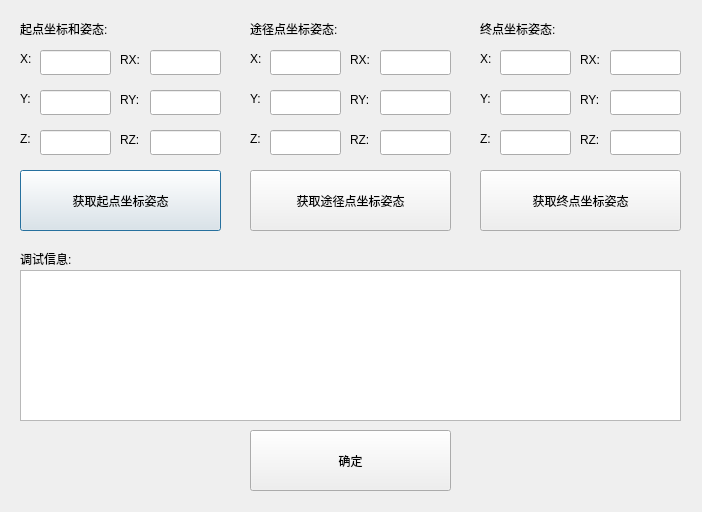
Qt form setmovecdlg.ui (qubo188612/qtwelding) before a commit.
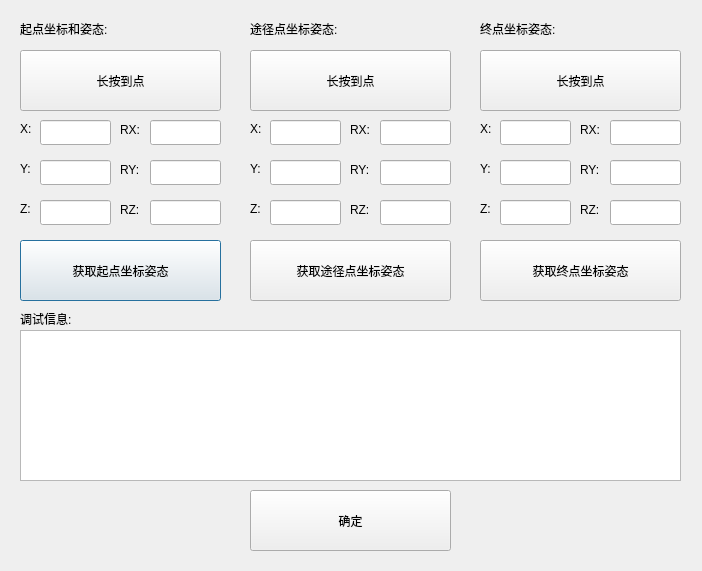
The same form after that commit.

The edit to the form file:
```diff
--- a/setmovecdlg.ui
+++ b/setmovecdlg.ui
@@ -7,7 +7,7 @@
     <x>0</x>
     <y>0</y>
     <width>702</width>
-    <height>512</height>
+    <height>571</height>
    </rect>
   </property>
   <property name="windowTitle">
@@ -30,7 +30,7 @@
    <property name="geometry">
     <rect>
      <x>500</x>
-     <y>90</y>
+     <y>160</y>
      <width>71</width>
      <height>25</height>
     </rect>
@@ -40,7 +40,7 @@
    <property name="geometry">
     <rect>
      <x>480</x>
-     <y>90</y>
+     <y>160</y>
      <width>16</width>
      <height>17</height>
     </rect>
@@ -53,7 +53,7 @@
    <property name="geometry">
     <rect>
      <x>610</x>
-     <y>90</y>
+     <y>160</y>
      <width>71</width>
      <height>25</height>
     </rect>
@@ -63,7 +63,7 @@
    <property name="geometry">
     <rect>
      <x>350</x>
-     <y>130</y>
+     <y>200</y>
      <width>31</width>
      <height>20</height>
     </rect>
@@ -76,7 +76,7 @@
    <property name="geometry">
     <rect>
      <x>250</x>
-     <y>130</y>
+     <y>200</y>
      <width>16</width>
      <height>17</height>
     </rect>
@@ -89,7 +89,7 @@
    <property name="geometry">
     <rect>
      <x>500</x>
-     <y>130</y>
+     <y>200</y>
      <width>71</width>
      <height>25</height>
     </rect>
@@ -99,7 +99,7 @@
    <property name="geometry">
     <rect>
      <x>150</x>
-     <y>130</y>
+     <y>200</y>
      <width>71</width>
      <height>25</height>
     </rect>
@@ -109,7 +109,7 @@
    <property name="geometry">
     <rect>
      <x>250</x>
-     <y>90</y>
+     <y>160</y>
      <width>16</width>
      <height>17</height>
     </rect>
@@ -122,7 +122,7 @@
    <property name="geometry">
     <rect>
      <x>350</x>
-     <y>90</y>
+     <y>160</y>
      <width>31</width>
      <height>20</height>
     </rect>
@@ -135,7 +135,7 @@
    <property name="geometry">
     <rect>
      <x>380</x>
-     <y>90</y>
+     <y>160</y>
      <width>71</width>
      <height>25</height>
     </rect>
@@ -145,7 +145,7 @@
    <property name="geometry">
     <rect>
      <x>20</x>
-     <y>50</y>
+     <y>120</y>
      <width>16</width>
      <height>17</height>
     </rect>
@@ -158,7 +158,7 @@
    <property name="geometry">
     <rect>
      <x>20</x>
-     <y>130</y>
+     <y>200</y>
      <width>16</width>
      <height>17</height>
     </rect>
@@ -171,7 +171,7 @@
    <property name="geometry">
     <rect>
      <x>40</x>
-     <y>130</y>
+     <y>200</y>
      <width>71</width>
      <height>25</height>
     </rect>
@@ -181,7 +181,7 @@
    <property name="geometry">
     <rect>
      <x>120</x>
-     <y>90</y>
+     <y>160</y>
      <width>31</width>
      <height>20</height>
     </rect>
@@ -194,7 +194,7 @@
    <property name="geometry">
     <rect>
      <x>120</x>
-     <y>130</y>
+     <y>200</y>
      <width>31</width>
      <height>20</height>
     </rect>
@@ -207,7 +207,7 @@
    <property name="geometry">
     <rect>
      <x>480</x>
-     <y>50</y>
+     <y>120</y>
      <width>16</width>
      <height>17</height>
     </rect>
@@ -220,7 +220,7 @@
    <property name="geometry">
     <rect>
      <x>40</x>
-     <y>50</y>
+     <y>120</y>
      <width>71</width>
      <height>25</height>
     </rect>
@@ -233,7 +233,7 @@
    <property name="geometry">
     <rect>
      <x>380</x>
-     <y>130</y>
+     <y>200</y>
      <width>71</width>
      <height>25</height>
     </rect>
@@ -243,7 +243,7 @@
    <property name="geometry">
     <rect>
      <x>120</x>
-     <y>50</y>
+     <y>120</y>
      <width>31</width>
      <height>20</height>
     </rect>
@@ -256,7 +256,7 @@
    <property name="geometry">
     <rect>
      <x>610</x>
-     <y>50</y>
+     <y>120</y>
      <width>71</width>
      <height>25</height>
     </rect>
@@ -266,7 +266,7 @@
    <property name="geometry">
     <rect>
      <x>270</x>
-     <y>50</y>
+     <y>120</y>
      <width>71</width>
      <height>25</height>
     </rect>
@@ -276,7 +276,7 @@
    <property name="geometry">
     <rect>
      <x>270</x>
-     <y>130</y>
+     <y>200</y>
      <width>71</width>
      <height>25</height>
     </rect>
@@ -286,7 +286,7 @@
    <property name="geometry">
     <rect>
      <x>150</x>
-     <y>50</y>
+     <y>120</y>
      <width>71</width>
      <height>25</height>
     </rect>
@@ -296,7 +296,7 @@
    <property name="geometry">
     <rect>
      <x>500</x>
-     <y>50</y>
+     <y>120</y>
      <width>71</width>
      <height>25</height>
     </rect>
@@ -306,7 +306,7 @@
    <property name="geometry">
     <rect>
      <x>20</x>
-     <y>170</y>
+     <y>240</y>
      <width>201</width>
      <height>61</height>
     </rect>
@@ -319,7 +319,7 @@
    <property name="geometry">
     <rect>
      <x>40</x>
-     <y>90</y>
+     <y>160</y>
      <width>71</width>
      <height>25</height>
     </rect>
@@ -342,7 +342,7 @@
    <property name="geometry">
     <rect>
      <x>480</x>
-     <y>130</y>
+     <y>200</y>
      <width>16</width>
      <height>17</height>
     </rect>
@@ -355,7 +355,7 @@
    <property name="geometry">
     <rect>
      <x>580</x>
-     <y>50</y>
+     <y>120</y>
      <width>31</width>
      <height>20</height>
     </rect>
@@ -368,7 +368,7 @@
    <property name="geometry">
     <rect>
      <x>350</x>
-     <y>50</y>
+     <y>120</y>
      <width>31</width>
      <height>20</height>
     </rect>
@@ -381,7 +381,7 @@
    <property name="geometry">
     <rect>
      <x>580</x>
-     <y>90</y>
+     <y>160</y>
      <width>31</width>
      <height>20</height>
     </rect>
@@ -407,7 +407,7 @@
    <property name="geometry">
     <rect>
      <x>250</x>
-     <y>50</y>
+     <y>120</y>
      <width>16</width>
      <height>17</height>
     </rect>
@@ -420,7 +420,7 @@
    <property name="geometry">
     <rect>
      <x>20</x>
-     <y>90</y>
+     <y>160</y>
      <width>16</width>
      <height>17</height>
     </rect>
@@ -433,7 +433,7 @@
    <property name="geometry">
     <rect>
      <x>580</x>
-     <y>130</y>
+     <y>200</y>
      <width>31</width>
      <height>20</height>
     </rect>
@@ -446,7 +446,7 @@
    <property name="geometry">
     <rect>
      <x>610</x>
-     <y>130</y>
+     <y>200</y>
      <width>71</width>
      <height>25</height>
     </rect>
@@ -456,7 +456,7 @@
    <property name="geometry">
     <rect>
      <x>270</x>
-     <y>90</y>
+     <y>160</y>
      <width>71</width>
      <height>25</height>
     </rect>
@@ -466,7 +466,7 @@
    <property name="geometry">
     <rect>
      <x>250</x>
-     <y>170</y>
+     <y>240</y>
      <width>201</width>
      <height>61</height>
     </rect>
@@ -479,7 +479,7 @@
    <property name="geometry">
     <rect>
      <x>480</x>
-     <y>170</y>
+     <y>240</y>
      <width>201</width>
      <height>61</height>
     </rect>
@@ -492,7 +492,7 @@
    <property name="geometry">
     <rect>
      <x>380</x>
-     <y>50</y>
+     <y>120</y>
      <width>71</width>
      <height>25</height>
     </rect>
@@ -502,7 +502,7 @@
    <property name="geometry">
     <rect>
      <x>150</x>
-     <y>90</y>
+     <y>160</y>
      <width>71</width>
      <height>25</height>
     </rect>
@@ -512,7 +512,7 @@
    <property name="geometry">
     <rect>
      <x>20</x>
-     <y>270</y>
+     <y>330</y>
      <width>661</width>
      <height>151</height>
     </rect>
@@ -522,7 +522,7 @@
    <property name="geometry">
     <rect>
      <x>20</x>
-     <y>250</y>
+     <y>310</y>
      <width>91</width>
      <height>17</height>
     </rect>
@@ -535,7 +535,7 @@
    <property name="geometry">
     <rect>
      <x>250</x>
-     <y>430</y>
+     <y>490</y>
      <width>201</width>
      <height>61</height>
     </rect>
@@ -544,6 +544,45 @@
     <string>确定</string>
    </property>
   </widget>
+  <widget class="QPushButton" name="arriveBtn_st">
+   <property name="geometry">
+    <rect>
+     <x>20</x>
+     <y>50</y>
+     <width>201</width>
+     <height>61</height>
+    </rect>
+   </property>
+   <property name="text">
+    <string>长按到点</string>
+   </property>
+  </widget>
+  <widget class="QPushButton" name="arriveBtn_center">
+   <property name="geometry">
+    <rect>
+     <x>250</x>
+     <y>50</y>
+     <width>201</width>
+     <height>61</height>
+    </rect>
+   </property>
+   <property name="text">
+    <string>长按到点</string>
+   </property>
+  </widget>
+  <widget class="QPushButton" name="arriveBtn_ed">
+   <property name="geometry">
+    <rect>
+     <x>480</x>
+     <y>50</y>
+     <width>201</width>
+     <height>61</height>
+    </rect>
+   </property>
+   <property name="text">
+    <string>长按到点</string>
+   </property>
+  </widget>
  </widget>
  <resources/>
  <connections/>
```
